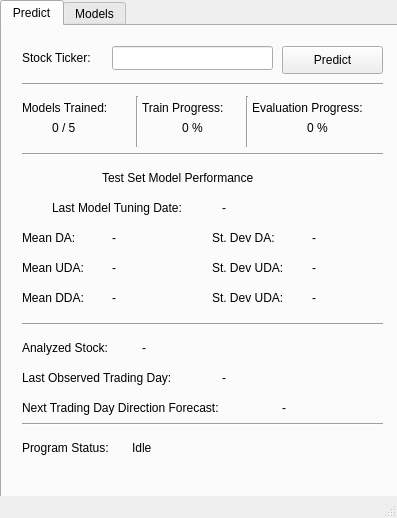
First picture: the form in application_ui/mainwindow.ui, repository seansom/stock-direction-forecasting, before the edit.
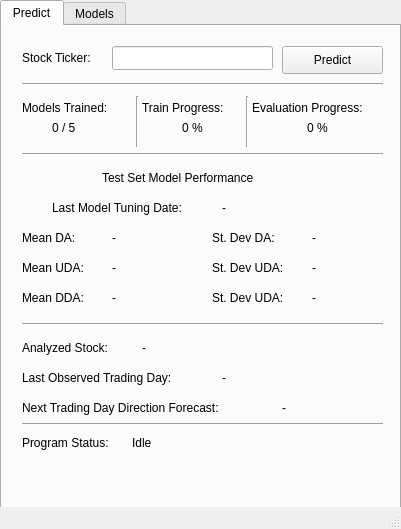
Second picture: the form after the edit.

Diff of the .ui file:
```diff
--- a/application_ui/mainwindow.ui
+++ b/application_ui/mainwindow.ui
@@ -6,8 +6,8 @@
    <rect>
     <x>0</x>
     <y>0</y>
-    <width>397</width>
-    <height>518</height>
+    <width>401</width>
+    <height>529</height>
    </rect>
   </property>
   <property name="windowTitle">
@@ -654,7 +654,7 @@
         <x>130</x>
         <y>410</y>
         <width>251</width>
-        <height>24</height>
+        <height>41</height>
        </rect>
       </property>
       <property name="font">
@@ -665,6 +665,12 @@
       <property name="text">
        <string>Idle</string>
       </property>
+      <property name="alignment">
+       <set>Qt::AlignLeading|Qt::AlignLeft|Qt::AlignTop</set>
+      </property>
+      <property name="wordWrap">
+       <bool>true</bool>
+      </property>
      </widget>
      <widget class="QLabel" name="label_57">
       <property name="geometry">
@@ -683,6 +689,9 @@
       <property name="text">
        <string>Program Status:</string>
       </property>
+      <property name="alignment">
+       <set>Qt::AlignLeading|Qt::AlignLeft|Qt::AlignTop</set>
+      </property>
      </widget>
      <widget class="QLabel" name="label_17">
       <property name="geometry">
```
Left out of the diff: 13 changed lines with no effect on the pictures.
